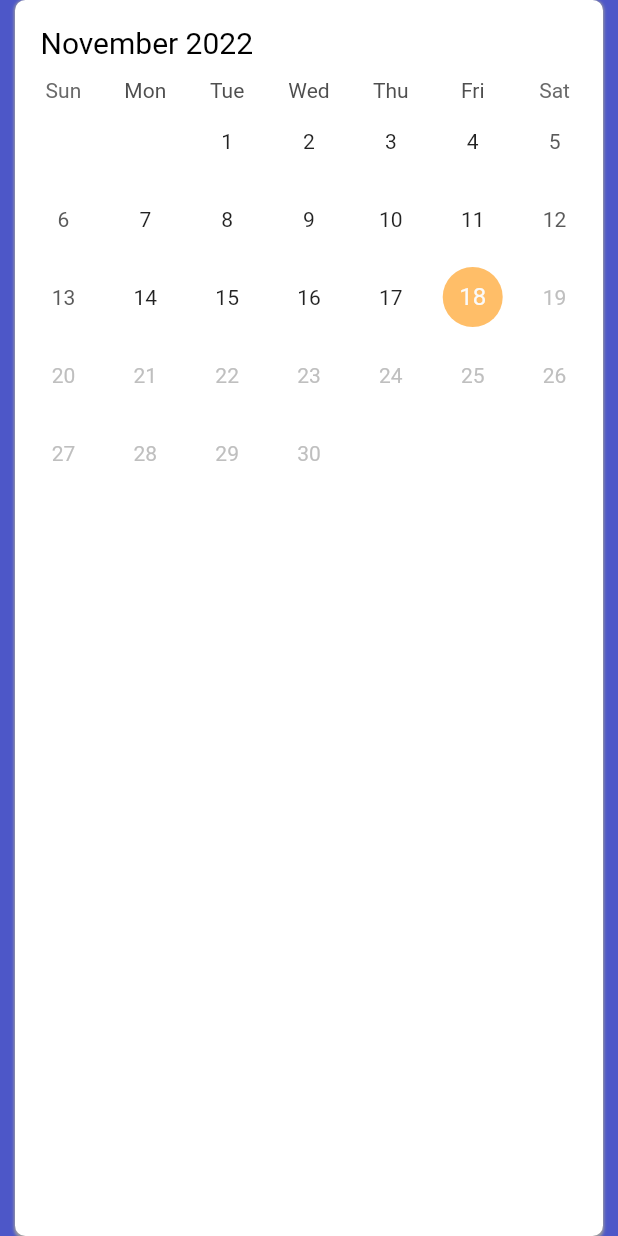
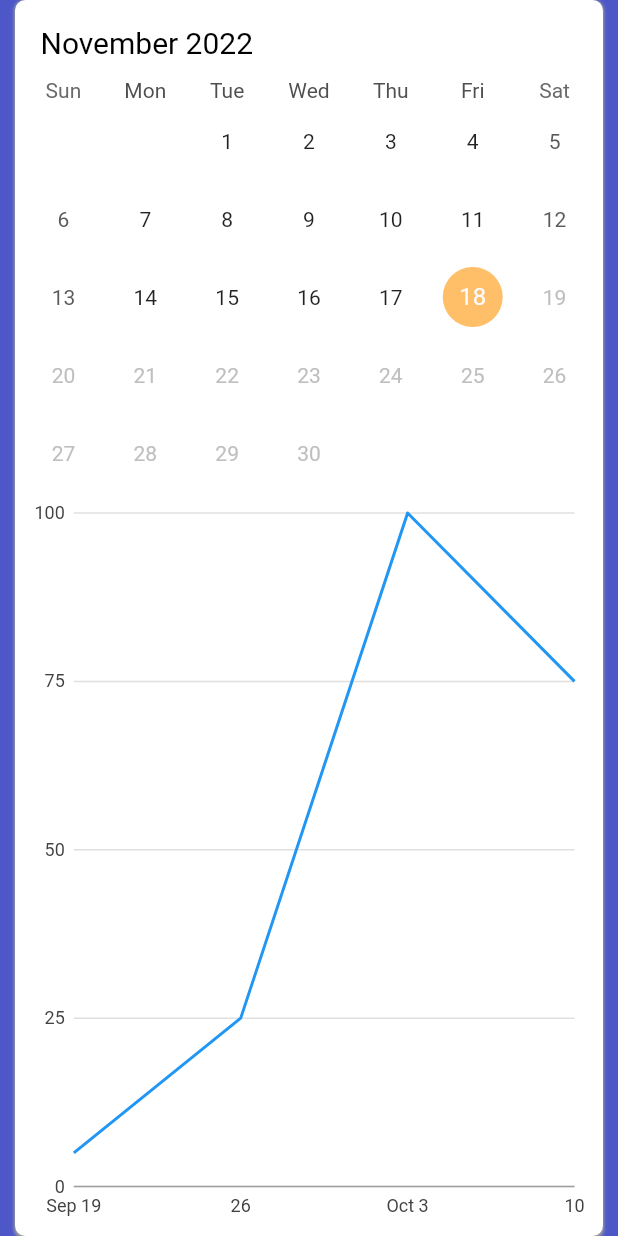
Before and after one commit to pramod0/BhajanTracker, a Flutter app: the BhajanTrack screen opened by its route, on a phone screen of 412 x 824 dp. Run offline on Flutter 3.47's test engine with Material 2 defaults, Android fonts, the phone set to English and light mode, and no system bars; drawn by our look-alikes of table_calendar; our stand-ins replace animated_text_kit, charts_flutter, cloud_firestore, firebase_auth, firebase_core, google_fonts and 1 more; missing offline and left inert: duration_picker; accounts and stored records are empty.

Commit message:
added charts_flutter

```diff
--- a/lib/bhajanTracker.dart
+++ b/lib/bhajanTracker.dart
@@ -1,5 +1,6 @@
 import 'dart:collection';
 
+import 'package:bhajantracker/visualization.dart';
 import 'package:duration_picker/duration_picker.dart';
 import 'package:flutter/material.dart';
 
@@ -11,6 +12,7 @@ import 'package:google_fonts/google_fonts.dart';
 //import 'package:bhajantracker/constants.dart';
 import 'package:intl/intl.dart';
 import 'package:table_calendar/table_calendar.dart';
+import 'package:charts_flutter/flutter.dart' as charts;
 
 import 'constants.dart';
 
@@ -59,11 +61,6 @@ class _BhajanTrackState extends State<BhajanTrack> {
 
   Set<String> bhajanDateSet = HashSet();
 
-  // QuerySnapshot collectionReference = FirebaseFirestore.instance
-  //     .collection("dailytrack")
-  //     .orderBy('date', descending: true) as QuerySnapshot<Object?>;
-  var dura_date = List.generate(1, (i) => List.filled(2, null, growable: true));
-
   void getConsistency(AsyncSnapshot<QuerySnapshot<Object?>> snapshot) {
     final data = snapshot.data?.docs;
     for (var maps in data!) {
@@ -82,13 +79,8 @@ class _BhajanTrackState extends State<BhajanTrack> {
     for (var maps in data!) {
       if (maps.get("user").toString() == _auth.currentUser?.email) {
         bhajanDateSet.add(maps.get("date"));
-
-        // print(maps.get("user").toString());
-        // print(maps.get("date").toString());
       }
-      //print("hello_${consistencyList.toString()}");
     }
-    //print("hello_${consistencyList.toString()}");
   }
 
   @override
@@ -207,6 +199,8 @@ class _BhajanTrackState extends State<BhajanTrack> {
                               }
                             },
                           ),
+                          Expanded(
+                              child: SimpleTimeSeriesChart.withSampleData())
                         ])),
                   ),
                 );
--- a/lib/visualization.dart
+++ b/lib/visualization.dart
@@ -1,76 +1,59 @@
+import 'package:charts_flutter/flutter.dart' as charts;
 import 'package:flutter/material.dart';
-import 'package:syncfusion_flutter_charts/charts.dart';
-import 'package:syncfusion_flutter_charts/sparkcharts.dart';
+
+class SimpleTimeSeriesChart extends StatelessWidget {
+  final List<charts.Series<dynamic, DateTime>> seriesList;
+  final bool animate;
+
+  SimpleTimeSeriesChart(this.seriesList, {required this.animate});
+
+  /// Creates a [TimeSeriesChart] with sample data and no transition.
+  factory SimpleTimeSeriesChart.withSampleData() {
+    return SimpleTimeSeriesChart(
+      _createSampleData(),
+      // Disable animations for image tests.
+      animate: true,
+    );
+  }
 
 
-
-class _MyHomePage extends StatefulWidget {
-  // ignore: prefer_const_constructors_in_immutables
-  _MyHomePage({Key? key}) : super(key: key);
-
-  @override
-  _MyHomePageState createState() => _MyHomePageState();
-}
-
-class _MyHomePageState extends State<_MyHomePage> {
-  List<_SalesData> data = [
-    _SalesData('Jan', 35),
-    _SalesData('Feb', 28),
-    _SalesData('Mar', 34),
-    _SalesData('Apr', 32),
-    _SalesData('May', 40)
-  ];
   @override
   Widget build(BuildContext context) {
-    return Scaffold(
-        appBar: AppBar(
-          title: const Text('Syncfusion Flutter chart'),
-        ),
-        body: Column(children: [
-          //Initialize the chart widget
-          SfCartesianChart(
-              primaryXAxis: CategoryAxis(),
-              // Chart title
-              title: ChartTitle(text: 'Half yearly sales analysis'),
-              // Enable legend
-              legend: Legend(isVisible: true),
-              // Enable tooltip
-              tooltipBehavior: TooltipBehavior(enable: true),
-              series: <ChartSeries<_SalesData, String>>[
-                LineSeries<_SalesData, String>(
-                    dataSource: data,
-                    xValueMapper: (_SalesData sales, _) => sales.year,
-                    yValueMapper: (_SalesData sales, _) => sales.sales,
-                    name: 'Sales',
-                    // Enable data label
-                    dataLabelSettings: DataLabelSettings(isVisible: true))
-              ]),
-          Expanded(
-            child: Padding(
-              padding: const EdgeInsets.all(8.0),
-              //Initialize the spark charts widget
-              child: SfSparkLineChart.custom(
-                //Enable the trackball
-                trackball: SparkChartTrackball(
-                    activationMode: SparkChartActivationMode.tap),
-                //Enable marker
-                marker: SparkChartMarker(
-                    displayMode: SparkChartMarkerDisplayMode.all),
-                //Enable data label
-                labelDisplayMode: SparkChartLabelDisplayMode.all,
-                xValueMapper: (int index) => data[index].year,
-                yValueMapper: (int index) => data[index].sales,
-                dataCount: 5,
-              ),
-            ),
-          )
-        ]));
+    return charts.TimeSeriesChart(
+      seriesList,
+      animate: animate,
+      // Optionally pass in a [DateTimeFactory] used by the chart. The factory
+      // should create the same type of [DateTime] as the data provided. If none
+      // specified, the default creates local date time.
+      dateTimeFactory: const charts.LocalDateTimeFactory(),
+    );
+  }
+
+  /// Create one series with sample hard coded data.
+  static List<charts.Series<TimeSeriesSales, DateTime>> _createSampleData() {
+    final data = [
+      new TimeSeriesSales(new DateTime(2017, 9, 19), 5),
+      new TimeSeriesSales(new DateTime(2017, 9, 26), 25),
+      new TimeSeriesSales(new DateTime(2017, 10, 3), 100),
+      new TimeSeriesSales(new DateTime(2017, 10, 10), 75),
+    ];
+
+    return [
+      new charts.Series<TimeSeriesSales, DateTime>(
+        id: 'Sales',
+        colorFn: (_, __) => charts.MaterialPalette.blue.shadeDefault,
+        domainFn: (TimeSeriesSales sales, _) => sales.time,
+        measureFn: (TimeSeriesSales sales, _) => sales.sales,
+        data: data,
+      )
+    ];
   }
 }
 
-class _SalesData {
-  _SalesData(this.year, this.sales);
+/// Sample time series data type.
+class TimeSeriesSales {
+  final DateTime time;
+  final int sales;
 
-  final String year;
-  final double sales;
+  TimeSeriesSales(this.time, this.sales);
 }
--- a/pubspec.yaml
+++ b/pubspec.yaml
@@ -28,7 +28,7 @@ dependencies:
   firebase_auth: any
   firebase_core: any
   cloud_firestore: any
-  syncfusion_flutter_charts: any
+  charts_flutter: ^0.12.0
   modal_progress_hud_nsn: any
   animated_text_kit: any
   duration_picker: any
```
